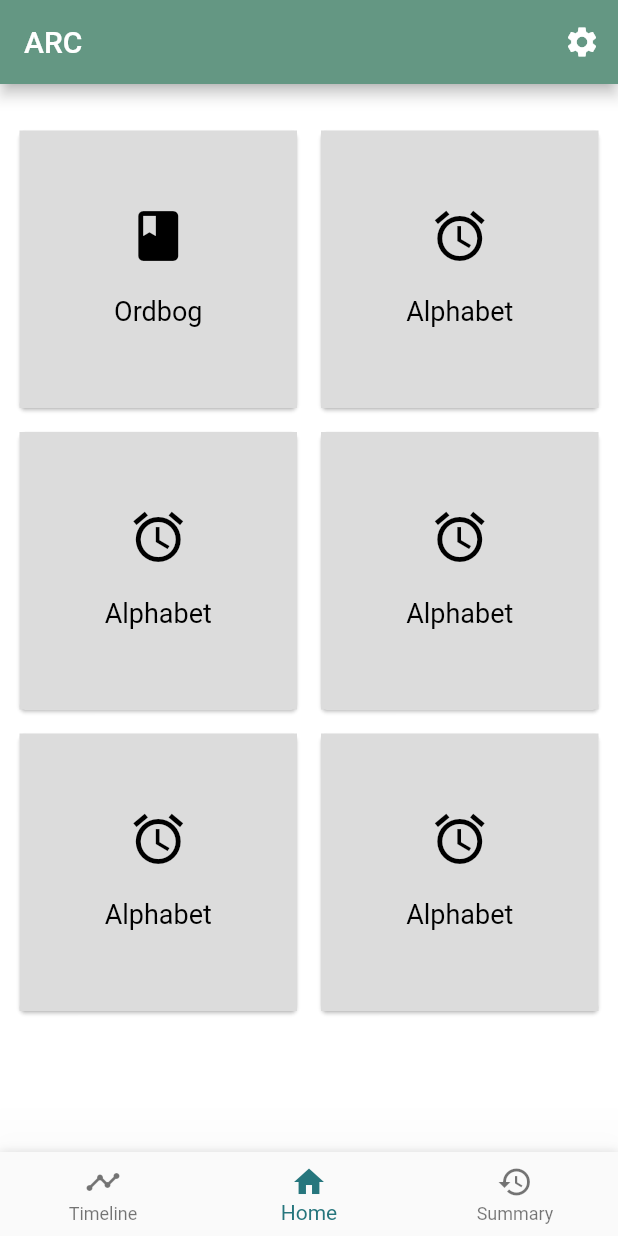
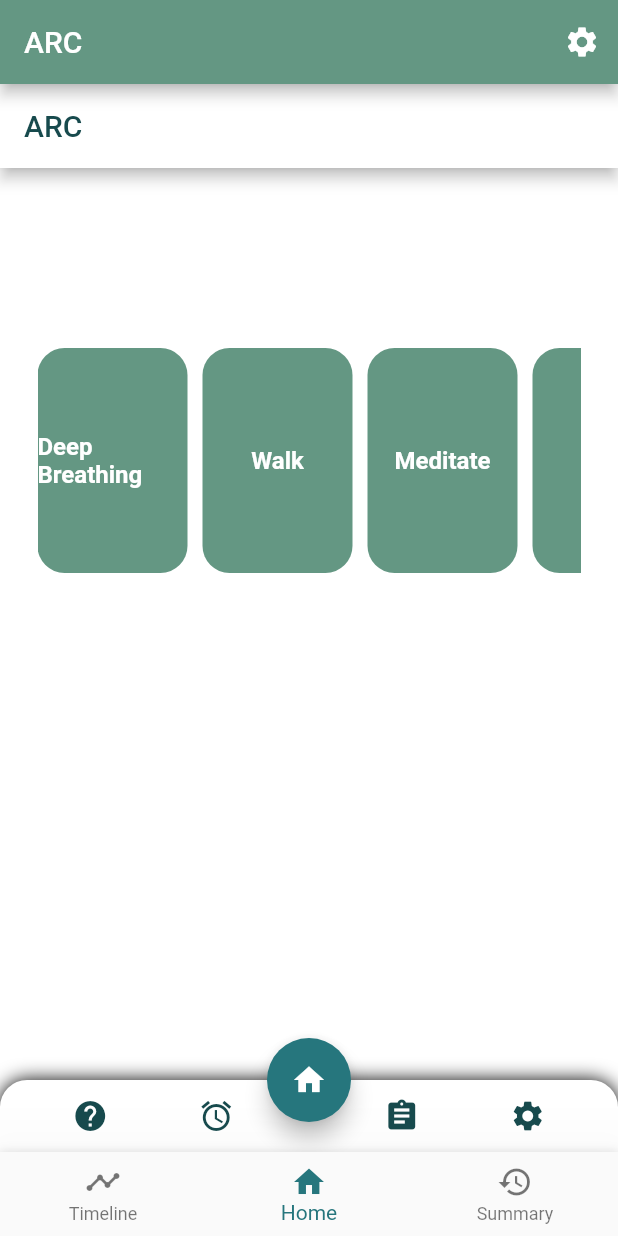
Before and after one commit to sahilmahendrakar/ARCApp, a Flutter app: the screen it shows once a user with an empty profile is signed in, on a phone screen of 412 x 824 dp. Run offline on Flutter 3.47's test engine with Material 2 defaults, Android fonts, the phone set to English and light mode, and no system bars; our stand-ins replace firebase_auth, firebase_core, firebase_database, settings_ui; accounts and stored records are empty.

Commit message:
Add files via upload

```diff
--- a/lib/screens/Dashboard/body.dart
+++ b/lib/screens/Dashboard/body.dart
@@ -1,3 +1,4 @@
+import 'package:arc_app/constants.dart';
 import 'package:flutter/material.dart';
 
 class DashboardBody extends StatefulWidget {
@@ -6,21 +7,96 @@ class DashboardBody extends StatefulWidget {
 }
 
 class _DashboardState extends State<DashboardBody> {
+  Container Activities(String activity_type, Color box_color, Color text_color) {
+    return Container(
+      height: 150,
+      width: 100,
+      child: Align(
+        alignment: Alignment.center,
+        child: Text(
+            activity_type,
+            style: TextStyle(
+                fontSize: 16.0,
+                fontFamily: 'Roboto',
+                color: text_color,
+                fontWeight: FontWeight.bold
+            )
+        ),
+      ),
+      decoration: BoxDecoration(
+        color: box_color,
+        borderRadius: BorderRadius.only(
+            topLeft: Radius.circular(18), topRight: Radius.circular(18),
+            bottomLeft: Radius.circular(18), bottomRight: Radius.circular(18)
+        ),
+      ),
+    );
+  }
   @override
   Widget build(BuildContext context) {
-    return Container(
-      padding: EdgeInsets.symmetric(vertical: 20.0, horizontal: 2.0),
-      child: GridView.count(
-        crossAxisCount: 2,
-        padding: EdgeInsets.all(3.0),
+    return Scaffold(
+        appBar: AppBar(
+          centerTitle: false,
+          title: Align(
+            alignment: Alignment.centerLeft,
+            child: Container(
+              color: pureWhite,
+              child: Text(
+                "ARC",
+                style: TextStyle(
+                  color: darkestBlue,
+                  fontSize: 20,
+                )
+              )
+            )
+          ),
+          backgroundColor: pureWhite,
+          brightness: Brightness.dark,
+        ),
+      bottomNavigationBar: Container(
+        decoration: BoxDecoration(
+          color: pureWhite,
+          borderRadius: BorderRadius.only(
+          topLeft: Radius.circular(18), topRight: Radius.circular(18),
+          ),
+        boxShadow: [
+          BoxShadow(color: pureBlack, spreadRadius: 0, blurRadius: 10),
+        ],
+        ),
+        child: Row(
+            mainAxisAlignment: MainAxisAlignment.spaceEvenly,
+          children: [
+            IconButton(icon: Icon(Icons.help), color: darkestBlue, onPressed: () {}),
+            IconButton(icon: Icon(Icons.alarm), color: darkestBlue, onPressed: () {}),
+            Text(
+                " "
+            ),
+            IconButton(icon: Icon(Icons.assignment), color: darkestBlue, onPressed: () {}),
+            IconButton(icon: Icon(Icons.settings), color: darkestBlue, onPressed: () {})
+          ]
+        ),
+      ),
+        floatingActionButton:
+        FloatingActionButton(child: Icon(Icons.home), onPressed: () {}),
+        floatingActionButtonLocation: FloatingActionButtonLocation.centerDocked,
+      body: Container(
+        margin: EdgeInsets.symmetric(vertical: 20.0),
+        padding: EdgeInsets.symmetric(vertical: 100.0, horizontal: 25.0),
+        child: SingleChildScrollView(
+          scrollDirection: Axis.horizontal,
+          child: Row(
             children: <Widget>[
-          activitiesItem("Ordbog", Icons.book),
-          activitiesItem("Alphabet", Icons.alarm),
-          activitiesItem("Alphabet", Icons.alarm),
-          activitiesItem("Alphabet", Icons.alarm),
-          activitiesItem("Alphabet", Icons.alarm),
-          activitiesItem("Alphabet", Icons.alarm)
+              Activities("Deep Breathing", primary, pureWhite),
+              SizedBox(width: 10),
+              Activities("Walk", primary, pureWhite),
+              SizedBox(width: 10),
+              Activities("Meditate", primary, pureWhite),
+              SizedBox(width: 10),
+              Activities("CBT", primary, pureWhite)
+
             ],
+          ),
+          )
         ),
     );
 }
```
Lines whose indentation alone changed are shown as unchanged.
